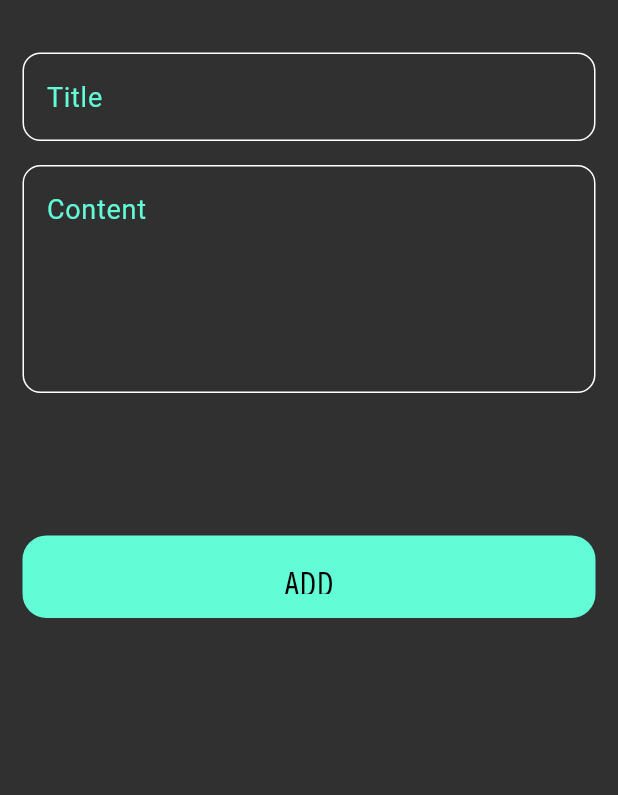
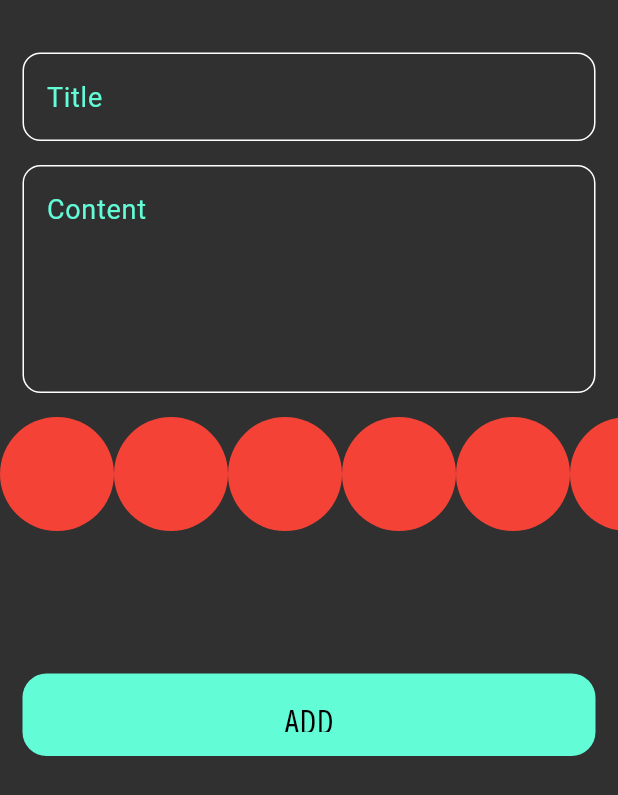
Before and after one commit to esraa-mohamad/note_app, a Flutter app: the AddNoteForm widget shown alone on an empty page, opened directly, on a phone screen of 412 x 824 dp. Shown: the top 795 px of the screen. Run offline on Flutter 3.47's test engine with Material 3 defaults, Android fonts, the phone set to English and light mode, and no system bars; our stand-ins replace bloc, flutter_bloc, font_awesome_flutter, hive, hive_flutter; accounts and stored records are empty; project files that could hold a hidden picture were left out.

Commit message:
color list view part one

```diff
--- a/lib/modules/add_note_form.dart
+++ b/lib/modules/add_note_form.dart
@@ -5,6 +5,7 @@ import 'package:intl/intl.dart';
 import 'package:note_app/cubits/add_note_cubit/add_note_cubit.dart';
 import 'package:note_app/models/note_model.dart';
 import 'package:flutter_bloc/flutter_bloc.dart';
+import 'package:note_app/modules/color_list_view.dart';
 import 'custom_button.dart';
 import 'custom_text_field.dart';
 
@@ -50,6 +51,10 @@ class _AddNoteFormState extends State<AddNoteForm> {
             },
           ),
           const SizedBox(
+            height: 16,
+          ),
+          const ColorListView(),
+          const SizedBox(
             height: 80,
           ),
           BlocBuilder<AddNoteCubit, AddNoteState>(
--- /dev/null
+++ b/lib/modules/color_item.dart
@@ -0,0 +1,13 @@
+import 'package:flutter/material.dart';
+
+class ColorItem extends StatelessWidget {
+  const ColorItem({super.key});
+
+  @override
+  Widget build(BuildContext context) {
+    return const CircleAvatar(
+      radius: 38,
+      backgroundColor: Colors.red,
+    );
+  }
+}
--- /dev/null
+++ b/lib/modules/color_list_view.dart
@@ -0,0 +1,20 @@
+import 'package:flutter/cupertino.dart';
+import 'package:note_app/modules/color_item.dart';
+
+class ColorListView extends StatelessWidget {
+  const ColorListView({super.key});
+
+  @override
+  Widget build(BuildContext context) {
+    return SizedBox(
+      height: 38*2,
+      child: ListView.builder(
+          itemCount: 10,
+          scrollDirection: Axis.horizontal,
+          itemBuilder: (context,index){
+            return const ColorItem();
+          }
+      ),
+    );
+  }
+}
```
